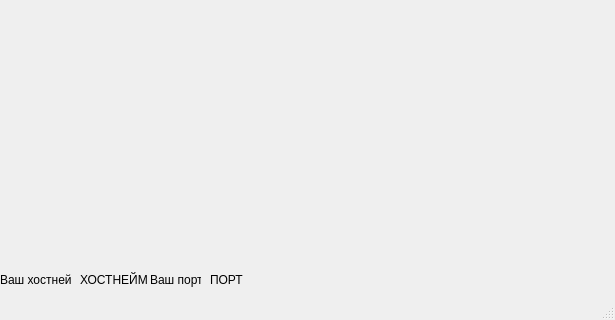
Old version of the form src/resources/UI/main_v2.ui in the repository abbeswrld/web; both pictures show x 0 to 615 and y 148 to 468 of the 615 by 468 pixel window.
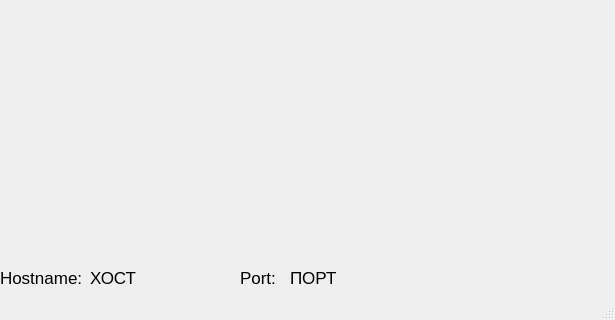
New version of the form. The open tabs and pages were chosen to show the change.

Commit message: changed main_ui button's style shheet

The edit to the form file:
```diff
--- a/src/resources/UI/main_v2.ui
+++ b/src/resources/UI/main_v2.ui
@@ -180,50 +180,70 @@
       <property name="geometry">
        <rect>
         <x>0</x>
-        <y>420</y>
-        <width>71</width>
-        <height>16</height>
+        <y>410</y>
+        <width>81</width>
+        <height>31</height>
        </rect>
       </property>
+      <property name="font">
+       <font>
+        <pointsize>13</pointsize>
+       </font>
+      </property>
       <property name="text">
-       <string>Ваш хостнейм</string>
+       <string>Hostname:</string>
       </property>
      </widget>
      <widget class="QLabel" name="yours_hostname">
       <property name="geometry">
        <rect>
-        <x>80</x>
-        <y>420</y>
-        <width>71</width>
-        <height>16</height>
+        <x>90</x>
+        <y>410</y>
+        <width>131</width>
+        <height>31</height>
        </rect>
       </property>
+      <property name="font">
+       <font>
+        <pointsize>13</pointsize>
+       </font>
+      </property>
       <property name="text">
-       <string>ХОСТНЕЙМ</string>
+       <string>ХОСТ</string>
       </property>
      </widget>
      <widget class="QLabel" name="label_3">
       <property name="geometry">
        <rect>
-        <x>150</x>
-        <y>420</y>
-        <width>51</width>
-        <height>16</height>
+        <x>240</x>
+        <y>410</y>
+        <width>41</width>
+        <height>31</height>
        </rect>
       </property>
+      <property name="font">
+       <font>
+        <pointsize>13</pointsize>
+       </font>
+      </property>
       <property name="text">
-       <string>Ваш порт</string>
+       <string>Port:</string>
       </property>
      </widget>
      <widget class="QLabel" name="yours_port">
       <property name="geometry">
        <rect>
-        <x>210</x>
-        <y>420</y>
-        <width>101</width>
-        <height>16</height>
+        <x>290</x>
+        <y>410</y>
+        <width>191</width>
+        <height>31</height>
        </rect>
       </property>
+      <property name="font">
+       <font>
+        <pointsize>13</pointsize>
+       </font>
+      </property>
       <property name="text">
        <string>ПОРТ</string>
       </property>
```
Left out of the diff: 8 changed lines with no effect on the pictures.
